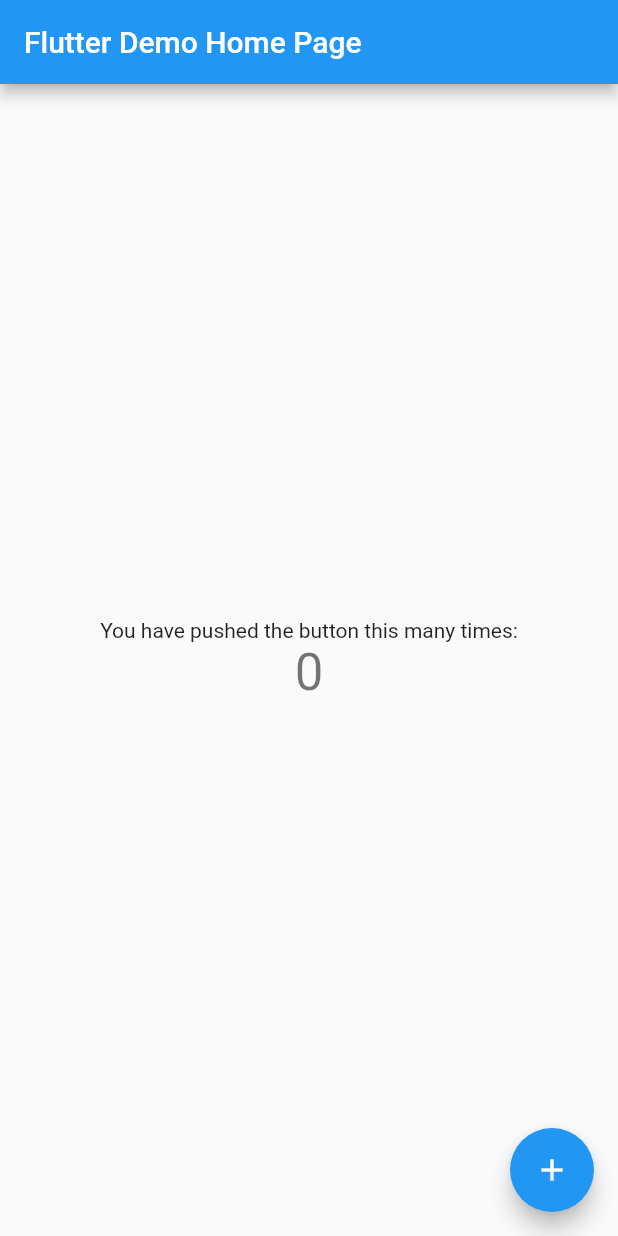
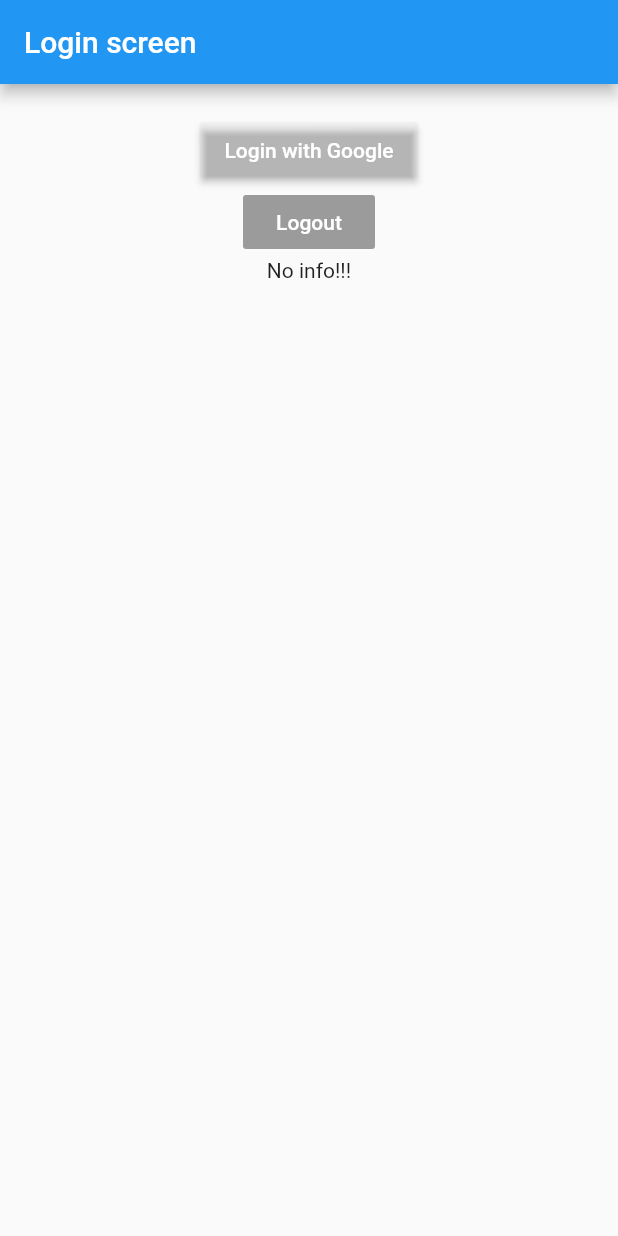
Before and after one commit to Fred0399/agrorammers, a Flutter app: the screen it shows after launch, on a phone screen of 412 x 824 dp. Run offline on Flutter 3.47's test engine with Material 2 defaults, Android fonts, the phone set to English and light mode, and no system bars; our stand-ins replace google_sign_in, rxdart.

Commit message:
second commit

```diff
--- /dev/null
+++ b/lib/blocs/login_bloc.dart
@@ -0,0 +1,27 @@
+import 'package:google_sign_in/google_sign_in.dart';
+import 'package:rxdart/rxdart.dart';
+
+class LoginBloc {
+  final GoogleSignIn _googleSignIn = GoogleSignIn(scopes: ['email', 'https://www.googleapis.com/auth/contacts.readonly']);
+
+  // StreamController
+  final BehaviorSubject<GoogleSignInAccount> _google = BehaviorSubject<GoogleSignInAccount>();
+
+  // Streams
+  Stream<GoogleSignInAccount> get googleAccount => _google.stream;
+
+  sigInGoogle() async {
+    _googleSignIn.signIn().then((GoogleSignInAccount account) {
+      _google.sink.add(account);
+      print(account);
+    });
+  }
+
+  signOutGoogle() async {
+    _googleSignIn.signOut().then(_google.sink.add);
+  }
+
+  dispose() {
+    _google.close();
+  }
+}
--- /dev/null
+++ b/lib/blocs/login_provider.dart
@@ -0,0 +1,19 @@
+import 'package:flutter/material.dart';
+import './login_bloc.dart';
+
+export './login_bloc.dart';
+
+class LoginProvider extends InheritedWidget {
+  final LoginBloc bloc;
+
+  LoginProvider({Key key, Widget child})
+      : bloc = LoginBloc(),
+        super(key: key, child: child);
+
+  @override
+  bool updateShouldNotify(InheritedWidget oldWidget) => true;
+
+  static LoginBloc of(BuildContext context) {
+    return (context.inheritFromWidgetOfExactType(LoginProvider) as LoginProvider).bloc;
+  }
+}
--- a/lib/main.dart
+++ b/lib/main.dart
@@ -1,111 +1,20 @@
 import 'package:flutter/material.dart';
+import 'blocs/login_provider.dart';
+import 'screens/home_page.dart';
 
 void main() => runApp(MyApp());
 
 class MyApp extends StatelessWidget {
-  // This widget is the root of your application.
   @override
   Widget build(BuildContext context) {
-    return MaterialApp(
-      title: 'Flutter Demo',
-      theme: ThemeData(
-        // This is the theme of your application.
-        //
-        // Try running your application with "flutter run". You'll see the
-        // application has a blue toolbar. Then, without quitting the app, try
-        // changing the primarySwatch below to Colors.green and then invoke
-        // "hot reload" (press "r" in the console where you ran "flutter run",
-        // or simply save your changes to "hot reload" in a Flutter IDE).
-        // Notice that the counter didn't reset back to zero; the application
-        // is not restarted.
-        primarySwatch: Colors.blue,
+    return LoginProvider(
+      child: MaterialApp(
+        title: 'Login App',
+        theme: ThemeData(
+          primarySwatch: Colors.blue,
+        ),
+        home: LoginPage(),
       ),
-      home: MyHomePage(title: 'Flutter Demo Home Page'),
     );
   }
 }
-
-class MyHomePage extends StatefulWidget {
-  MyHomePage({Key key, this.title}) : super(key: key);
-
-  // This widget is the home page of your application. It is stateful, meaning
-  // that it has a State object (defined below) that contains fields that affect
-  // how it looks.
-
-  // This class is the configuration for the state. It holds the values (in this
-  // case the title) provided by the parent (in this case the App widget) and
-  // used by the build method of the State. Fields in a Widget subclass are
-  // always marked "final".
-
-  final String title;
-
-  @override
-  _MyHomePageState createState() => _MyHomePageState();
-}
-
-class _MyHomePageState extends State<MyHomePage> {
-  int _counter = 0;
-
-  void _incrementCounter() {
-    setState(() {
-      // This call to setState tells the Flutter framework that something has
-      // changed in this State, which causes it to rerun the build method below
-      // so that the display can reflect the updated values. If we changed
-      // _counter without calling setState(), then the build method would not be
-      // called again, and so nothing would appear to happen.
-      _counter++;
-    });
-  }
-
-  @override
-  Widget build(BuildContext context) {
-    // This method is rerun every time setState is called, for instance as done
-    // by the _incrementCounter method above.
-    //
-    // The Flutter framework has been optimized to make rerunning build methods
-    // fast, so that you can just rebuild anything that needs updating rather
-    // than having to individually change instances of widgets.
-    return Scaffold(
-      appBar: AppBar(
-        // Here we take the value from the MyHomePage object that was created by
-        // the App.build method, and use it to set our appbar title.
-        title: Text(widget.title),
-      ),
-      body: Center(
-        // Center is a layout widget. It takes a single child and positions it
-        // in the middle of the parent.
-        child: Column(
-          // Column is also a layout widget. It takes a list of children and
-          // arranges them vertically. By default, it sizes itself to fit its
-          // children horizontally, and tries to be as tall as its parent.
-          //
-          // Invoke "debug painting" (press "p" in the console, choose the
-          // "Toggle Debug Paint" action from the Flutter Inspector in Android
-          // Studio, or the "Toggle Debug Paint" command in Visual Studio Code)
-          // to see the wireframe for each widget.
-          //
-          // Column has various properties to control how it sizes itself and
-          // how it positions its children. Here we use mainAxisAlignment to
-          // center the children vertically; the main axis here is the vertical
-          // axis because Columns are vertical (the cross axis would be
-          // horizontal).
-          mainAxisAlignment: MainAxisAlignment.center,
-          children: <Widget>[
-            Text(
-              'You have pushed the button this many times:',
-            ),
-            Text(
-              '$_counter',
-              style: Theme.of(context).textTheme.display1,
-            ),
-          ],
-        ),
-      ),
-      floatingActionButton: FloatingActionButton(
-        onPressed: _incrementCounter,
-        tooltip: 'Increment',
-        child: Icon(Icons.add),
-      ), // This trailing comma makes auto-formatting nicer for build methods.
-    );
-  }
-}
--- /dev/null
+++ b/lib/screens/home_page.dart
@@ -0,0 +1,94 @@
+import 'package:flutter/material.dart';
+import 'package:google_sign_in/google_sign_in.dart';
+import '../blocs/login_provider.dart';
+
+class LoginPage extends StatelessWidget {
+
+  @override
+  Widget build(BuildContext context) {
+    final bloc = LoginProvider.of(context);
+    return Scaffold(
+      appBar: AppBar(
+        title: Text('Login screen'),
+      ),
+      body: Container(
+        alignment: Alignment.topCenter,
+        padding: EdgeInsets.all(20.0),
+        child: Column(
+          children: <Widget>[
+            _buildGoogleSignInBt(bloc),
+            _buildSignOutBt(bloc),
+            _buildUserInfo(bloc),
+          ],
+        ),
+      ),
+    );
+  }
+
+  Widget _buildGoogleSignInBt(LoginBloc bloc) {
+    return StreamBuilder(
+      stream: bloc.googleAccount,
+      builder: (BuildContext context, AsyncSnapshot<GoogleSignInAccount> snapshot) {
+        return RaisedButton(
+          child: Text('Login with Google'),
+          color: Color(Colors.blueAccent.blue),
+          textColor: Colors.white,
+          onPressed: !snapshot.hasData
+              ? () async {
+                  bloc.sigInGoogle();
+                }
+              : null,
+        );
+      },
+    );
+  }
+
+  Widget _buildSignOutBt(LoginBloc bloc) {
+    return StreamBuilder(
+      stream: bloc.googleAccount,
+      builder: (BuildContext context, AsyncSnapshot snapshot) {
+        return RaisedButton(
+            child: Text('Logout'),
+            color: Color(Colors.blue.blue),
+            textColor: Colors.white,
+            onPressed: snapshot.hasData
+                ? () async {
+                    bloc.signOutGoogle();
+                  }
+                : null);
+      },
+    );
+  }
+
+  Widget _buildUserInfo(LoginBloc bloc) {
+    return StreamBuilder(
+      stream: bloc.googleAccount,
+      builder: (BuildContext context, AsyncSnapshot<GoogleSignInAccount> snapshot) {
+        if (!snapshot.hasData) {
+          return Container(
+            child: Text('No info!!!'),
+          );
+        }
+
+        return Column(
+          children: <Widget>[
+            Row(
+              children: <Widget>[Text('Name: '), Text(snapshot.data.displayName.toString())],
+            ),
+            Row(
+              children: <Widget>[Text('Email: '), Text(snapshot.data.email)],
+            ),
+            Row(
+              children: <Widget>[Text('Id: '), Text(snapshot.data.id)],
+            ),
+            Image.network(
+              snapshot.data.photoUrl.toString(),
+              width: 200.0,
+              height: 200.0,
+            ),
+          ],
+        );
+      },
+    );
+  }
+}
--- a/pubspec.yaml
+++ b/pubspec.yaml
@@ -23,6 +23,8 @@
   # The following adds the Cupertino Icons font to your application.
   # Use with the CupertinoIcons class for iOS style icons.
   cupertino_icons: ^0.1.2
+  rxdart: ^0.19.0
+  google_sign_in: ^4.0.1+1
 
 dev_dependencies:
   flutter_test:
```
Also changed, not shown: pubspec.lock, 1 other file.
